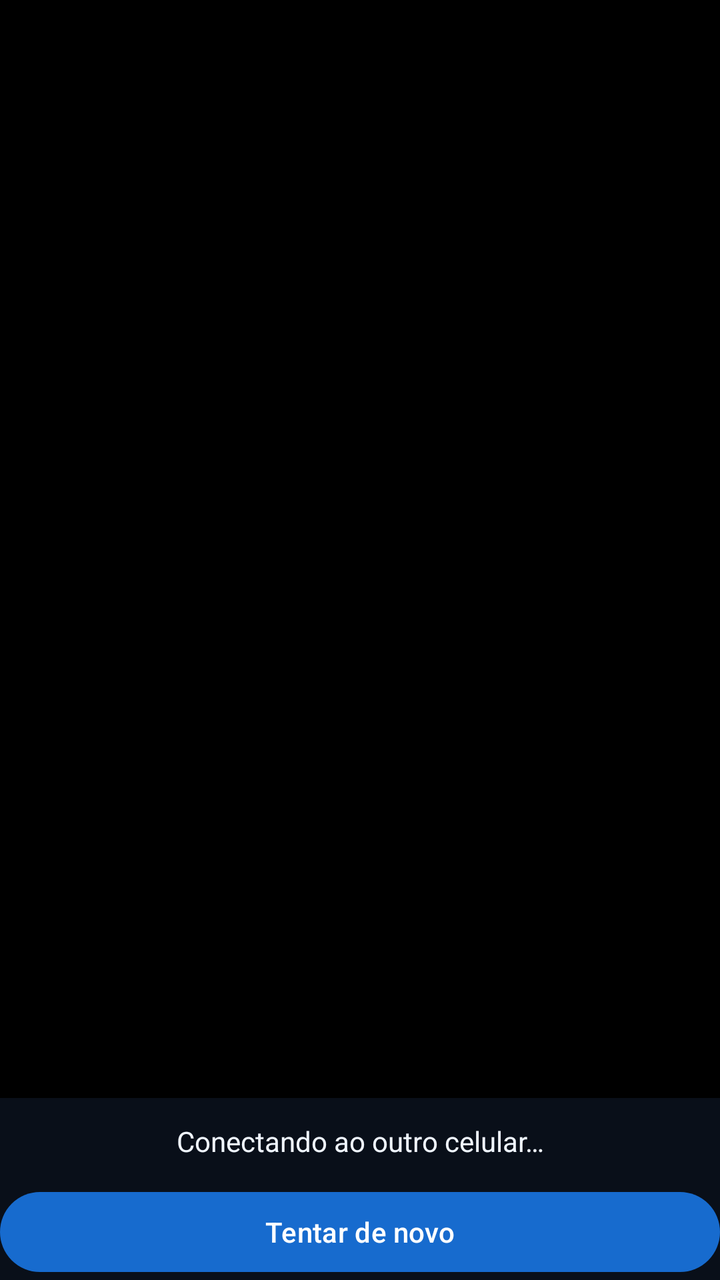
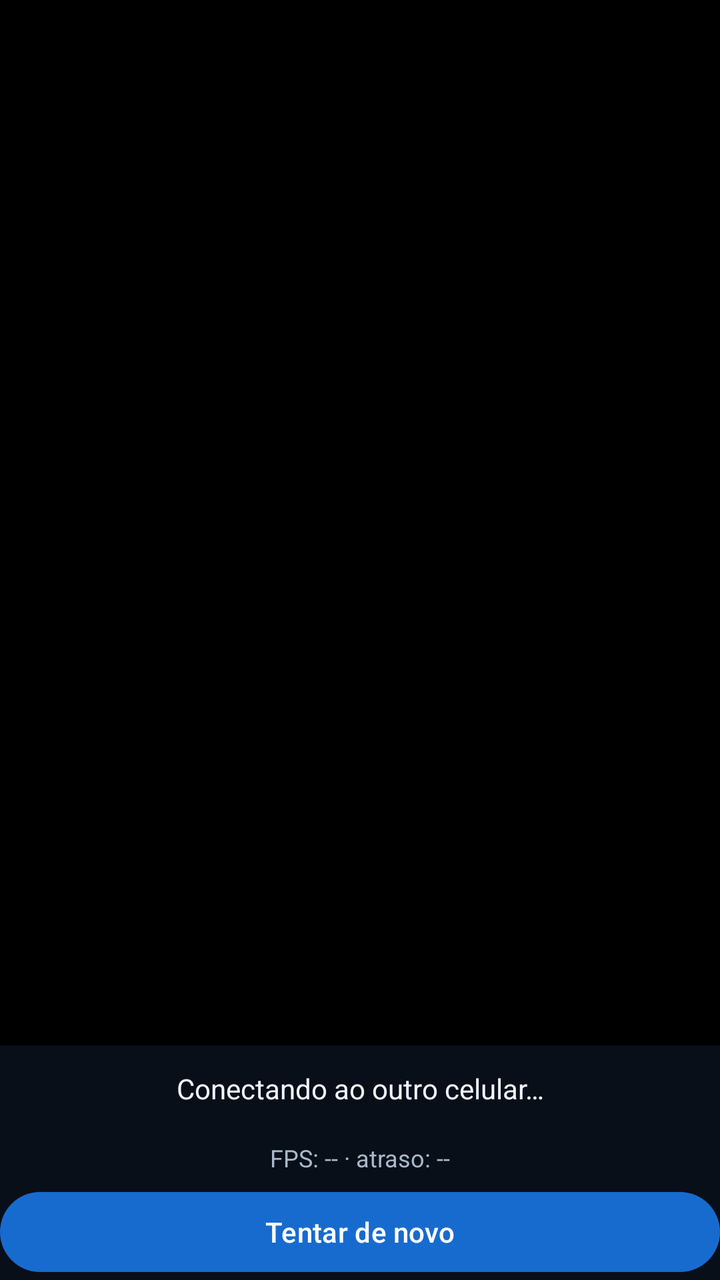

Two renders of the same Android screen: before a commit and after it. Below are the layout's source before the change and the commit's diff.
<!-- AndroidManifest.xml: application theme Theme.MinhaCamera -->
<!-- res/layout/activity_phone_viewer.xml -->
<?xml version="1.0" encoding="utf-8"?>
<LinearLayout xmlns:android="http://schemas.android.com/apk/res/android"
    android:layout_width="match_parent" android:layout_height="match_parent"
    android:orientation="vertical" android:background="@color/player_background">
    <ImageView android:id="@+id/phoneImage" android:layout_width="match_parent"
        android:layout_height="0dp" android:layout_weight="1" android:background="#000000"
        android:contentDescription="@string/phone_camera" android:scaleType="fitCenter" />
    <TextView android:id="@+id/phoneViewerStatus" android:layout_width="match_parent"
        android:layout_height="wrap_content" android:gravity="center"
        android:padding="12dp" android:text="@string/phone_connecting"
        android:textColor="@color/player_text" />
    <Button android:id="@+id/phoneRetry" android:layout_width="match_parent"
        android:layout_height="wrap_content" android:text="@string/tentar_novamente" />
</LinearLayout>
<!-- resources referenced by this layout -->
<resources>
  <color name="player_background">#090F19</color>
  <color name="player_text">#F0F6FF</color>
  <string name="phone_camera">Câmera de celular</string>
  <string name="phone_connecting">Conectando ao outro celular…</string>
  <string name="tentar_novamente">Tentar de novo</string>
  <style name="Theme.MinhaCamera" parent="Theme.Material3.DayNight">
    <item name="colorPrimary">@color/brand_primary</item><item name="colorOnPrimary">@color/brand_on_primary</item><item name="colorSecondary">@color/brand_secondary</item><item name="colorSurface">@color/app_surface</item><item name="colorOnSurface">@color/app_text</item><item name="android:colorBackground">@color/app_background</item><item name="android:windowBackground">@color/app_background</item><item name="android:statusBarColor">@color/brand_primary</item><item name="android:navigationBarColor">@color/app_background</item><item name="android:windowLightStatusBar">false</item>
   </style>
  <color name="brand_primary">#176BCE</color>
  <color name="brand_on_primary">#FFFFFF</color>
  <color name="brand_secondary">#007F8B</color>
  <color name="app_surface">#FFFFFF</color>
  <color name="app_text">#17283E</color>
  <color name="app_background">#F2F6FB</color>
</resources>

<!-- the commit's change to res/layout/activity_phone_viewer.xml (unified diff, before → after) -->
@@ -9,6 +9,10 @@
         android:layout_height="wrap_content" android:gravity="center"
         android:padding="12dp" android:text="@string/phone_connecting"
         android:textColor="@color/player_text" />
+    <TextView android:id="@+id/phoneViewerPerformance" android:layout_width="match_parent"
+        android:layout_height="wrap_content" android:gravity="center" android:padding="5dp"
+        android:text="@string/phone_performance_waiting" android:textColor="@color/player_muted"
+        android:textSize="12sp" />
     <Button android:id="@+id/phoneRetry" android:layout_width="match_parent"
         android:layout_height="wrap_content" android:text="@string/tentar_novamente" />
 </LinearLayout>
<!-- resource entries referenced after the edit -->
@@ -1,9 +1,11 @@
 <!-- resources referenced by this layout -->
 <resources>
   <color name="player_background">#090F19</color>
+  <color name="player_muted">#A9B8CA</color>
   <color name="player_text">#F0F6FF</color>
   <string name="phone_camera">Câmera de celular</string>
   <string name="phone_connecting">Conectando ao outro celular…</string>
+  <string name="phone_performance_waiting">FPS: -- · atraso: --</string>
   <string name="tentar_novamente">Tentar de novo</string>
   <style name="Theme.MinhaCamera" parent="Theme.Material3.DayNight">
     <item name="colorPrimary">@color/brand_primary</item><item name="colorOnPrimary">@color/brand_on_primary</item><item name="colorSecondary">@color/brand_secondary</item><item name="colorSurface">@color/app_surface</item><item name="colorOnSurface">@color/app_text</item><item name="android:colorBackground">@color/app_background</item><item name="android:windowBackground">@color/app_background</item><item name="android:statusBarColor">@color/brand_primary</item><item name="android:navigationBarColor">@color/app_background</item><item name="android:windowLightStatusBar">false</item>
